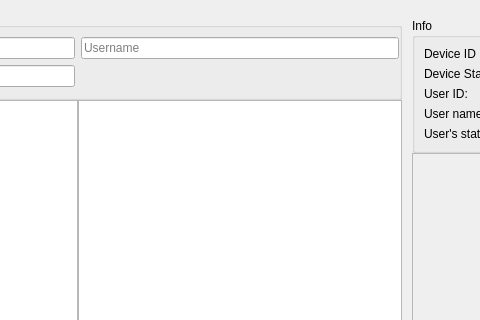
Qt form ui/page_facebooks.ui (dinhbinhnguyen-main/phonemanager.v1) before a commit; both pictures show x 254 to 734 and y 0 to 320 of the 1000 by 673 pixel window.
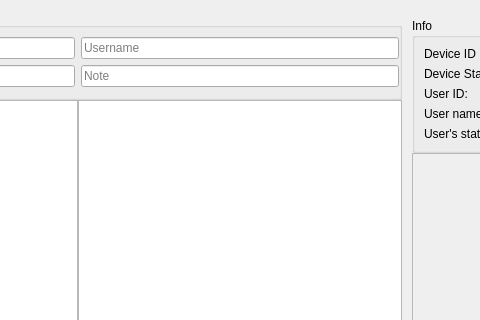
The same form after that commit.

```diff
--- a/ui/page_facebooks.ui
+++ b/ui/page_facebooks.ui
@@ -90,6 +90,13 @@
             </property>
            </widget>
           </item>
+          <item row="1" column="1">
+           <widget class="QLineEdit" name="page__facebooks_search_note_input">
+            <property name="placeholderText">
+             <string>Note</string>
+            </property>
+           </widget>
+          </item>
          </layout>
         </item>
        </layout>
```
